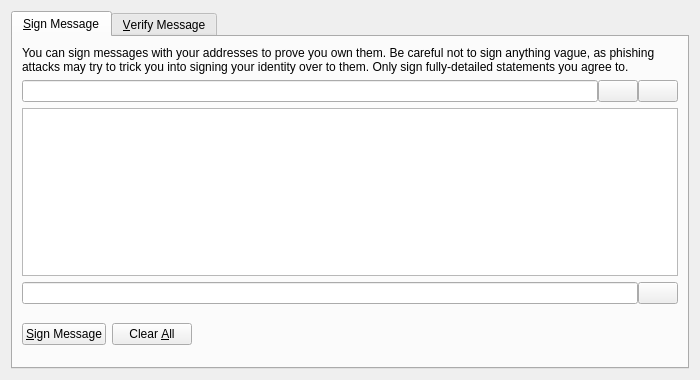
The window that src/qt/forms/signverifymessagedialog.ui (HashCoin/ElectricCoin) describes before a commit, drawn with Qt 5.
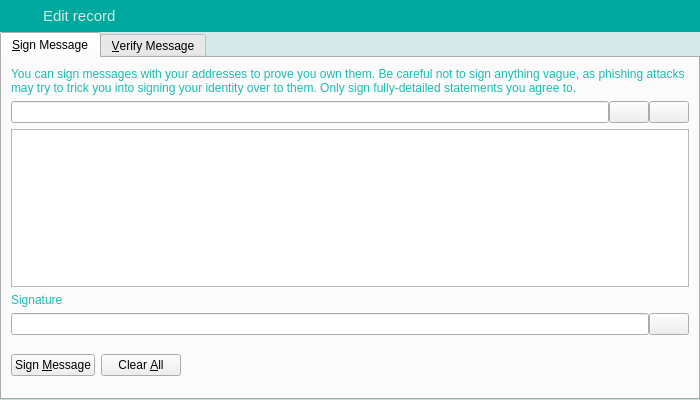
The same window after the commit. The open tabs and pages were chosen to show the change. Icons and pictures are not drawn. Custom widgets are drawn as their Qt base class.

The edit to the form file:
```diff
--- a/src/qt/forms/signverifymessagedialog.ui
+++ b/src/qt/forms/signverifymessagedialog.ui
@@ -7,16 +7,157 @@
     <x>0</x>
     <y>0</y>
     <width>700</width>
-    <height>380</height>
+    <height>400</height>
    </rect>
   </property>
   <property name="windowTitle">
    <string>Signatures - Sign / Verify a Message</string>
   </property>
+  <property name="styleSheet">
+   <string notr="true">QLabel {
+	color: #1cbbb4;
+}
+
+QDialog {
+	background-color: #d7eaeb;
+}</string>
+  </property>
   <property name="modal">
    <bool>true</bool>
   </property>
   <layout class="QVBoxLayout" name="verticalLayout">
+   <property name="spacing">
+    <number>0</number>
+   </property>
+   <property name="margin">
+    <number>0</number>
+   </property>
+   <item>
+    <widget class="QWidget" name="wHeader" native="true">
+     <property name="minimumSize">
+      <size>
+       <width>0</width>
+       <height>32</height>
+      </size>
+     </property>
+     <property name="maximumSize">
+      <size>
+       <width>16777215</width>
+       <height>32</height>
+      </size>
+     </property>
+     <property name="styleSheet">
+      <string notr="true">#wHeader {
+	background-color: #00a99d;
+}</string>
+     </property>
+     <property name="is_header" stdset="0">
+      <bool>true</bool>
+     </property>
+     <layout class="QHBoxLayout" name="horizontalLayout_19">
+      <property name="margin">
+       <number>0</number>
+      </property>
+      <item>
+       <spacer name="horizontalSpacer_26">
+        <property name="orientation">
+         <enum>Qt::Horizontal</enum>
+        </property>
+        <property name="sizeType">
+         <enum>QSizePolicy::Fixed</enum>
+        </property>
+        <property name="sizeHint" stdset="0">
+         <size>
+          <width>7</width>
+          <height>20</height>
+         </size>
+        </property>
+       </spacer>
+      </item>
+      <item>
+       <widget class="QLabel" name="label_33">
+        <property name="sizePolicy">
+         <sizepolicy hsizetype="Preferred" vsizetype="Preferred">
+          <horstretch>0</horstretch>
+          <verstretch>0</verstretch>
+         </sizepolicy>
+        </property>
+        <property name="minimumSize">
+         <size>
+          <width>30</width>
+          <height>30</height>
+         </size>
+        </property>
+        <property name="maximumSize">
+         <size>
+          <width>30</width>
+          <height>30</height>
+         </size>
+        </property>
+        <property name="text">
+         <string/>
+        </property>
+        <property name="pixmap">
+         <pixmap resource="../res.qrc">:/res/edit_record_icon.png</pixmap>
+        </property>
+       </widget>
+      </item>
+      <item>
+       <widget class="QLabel" name="lbTitle">
+        <property name="font">
+         <font>
+          <pointsize>11</pointsize>
+          <stylestrategy>PreferAntialias</stylestrategy>
+         </font>
+        </property>
+        <property name="styleSheet">
+         <string notr="true">QLabel {
+	color: #d7eaeb;
+}</string>
+        </property>
+        <property name="text">
+         <string>Edit record</string>
+        </property>
+       </widget>
+      </item>
+      <item>
+       <widget class="QPushButton" name="bClose">
+        <property name="minimumSize">
+         <size>
+          <width>30</width>
+          <height>30</height>
+         </size>
+        </property>
+        <property name="maximumSize">
+         <size>
+          <width>30</width>
+          <height>30</height>
+         </size>
+        </property>
+        <property name="styleSheet">
+         <string notr="true">QPushButton {	
+	image: url(:/res/close_normal.png);
+	border: 0px solid gray;
+}
+QPushButton:pressed:flat {
+	image: url(:/res/close_normal.png);
+}
+
+QPushButton:hover {
+	image: url(:/res/close_hover.png);
+}</string>
+        </property>
+        <property name="text">
+         <string notr="true"/>
+        </property>
+        <property name="flat">
+         <bool>true</bool>
+        </property>
+       </widget>
+      </item>
+     </layout>
+    </widget>
+   </item>
    <item>
     <widget class="QTabWidget" name="tabWidget">
      <property name="currentIndex">
@@ -104,6 +245,16 @@
          </property>
         </widget>
        </item>
+       <item>
+        <widget class="QLabel" name="signatureLabel_SM">
+         <property name="text">
+          <string>Signature</string>
+         </property>
+         <property name="textFormat">
+          <enum>Qt::PlainText</enum>
+         </property>
+        </widget>
+       </item>
        <item>
         <layout class="QHBoxLayout" name="horizontalLayout_2_SM">
          <property name="spacing">
@@ -148,7 +299,7 @@
             <string>Sign the message to prove you own this HashCoin address</string>
            </property>
            <property name="text">
-            <string>&amp;Sign Message</string>
+            <string>Sign &amp;Message</string>
            </property>
            <property name="icon">
             <iconset resource="../bitcoin.qrc">
```
Left out of the diff: 32 changed lines with no effect on the pictures.
